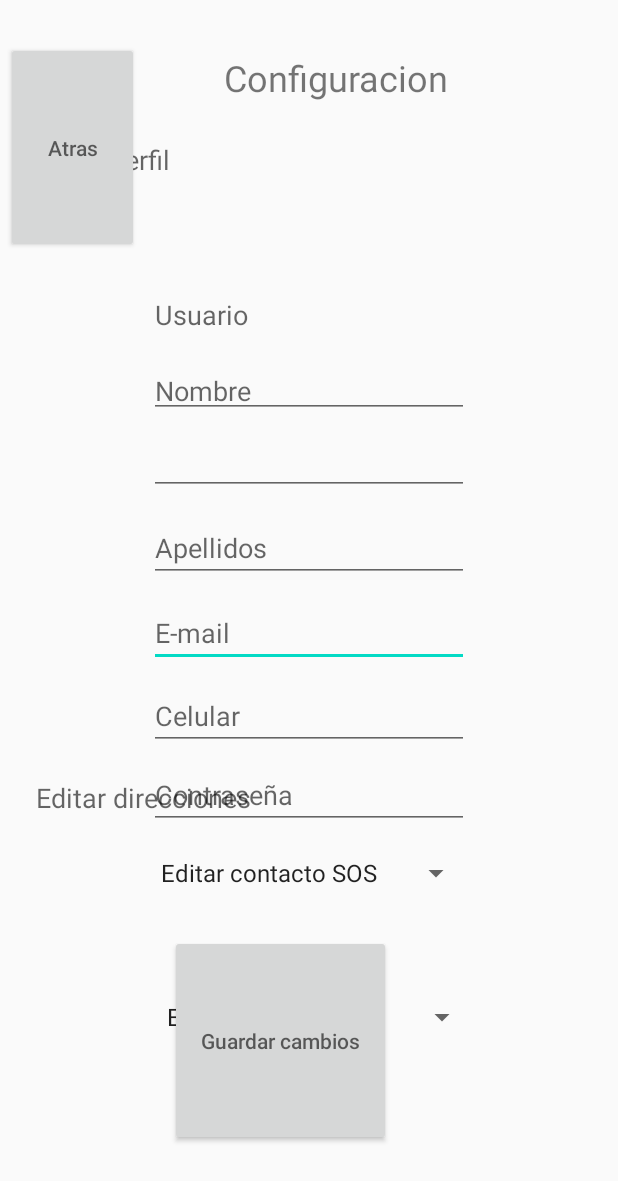
After one commit to estebancasas9817/SecureBike, an Android app: the Configuracion screen opened directly, with no data from a screen before it, on a phone screen of 412 x 824 dp. The commit adds this screen. Shown: the top 1181 px of the screen. Run offline under Robolectric (Android 15) with nearby library versions, the phone set to English and light mode, and no system bars.

Commit message:
Pantalla configuracion

```diff
--- a/app/src/main/AndroidManifest.xml
+++ b/app/src/main/AndroidManifest.xml
@@ -9,7 +9,8 @@
         android:roundIcon="@mipmap/ic_launcher_round"
         android:supportsRtl="true"
         android:theme="@style/AppTheme">
-        <activity android:name=".Home"></activity>
+        <activity android:name=".Configuracion"></activity>
+        <activity android:name=".Home" />
         <activity android:name=".Login" />
         <activity android:name=".Registro" />
         <activity android:name=".MainActivity">
--- /dev/null
+++ b/app/src/main/java/com/company/securebike/Configuracion.java
@@ -0,0 +1,14 @@
+package com.company.securebike;
+
+import androidx.appcompat.app.AppCompatActivity;
+
+import android.os.Bundle;
+
+public class Configuracion extends AppCompatActivity {
+
+    @Override
+    protected void onCreate(Bundle savedInstanceState) {
+        super.onCreate(savedInstanceState);
+        setContentView(R.layout.activity_configuracion);
+    }
+}
--- /dev/null
+++ b/app/src/main/res/layout/activity_configuracion.xml
@@ -0,0 +1,179 @@
+<?xml version="1.0" encoding="utf-8"?>
+<RelativeLayout xmlns:app="http://schemas.android.com/apk/res-auto"
+    android:layout_height="match_parent"
+    android:layout_width="match_parent"
+    xmlns:android="http://schemas.android.com/apk/res/android" >
+
+
+    <Spinner
+        android:id="@+id/spinner2"
+        android:layout_width="215dp"
+        android:layout_height="wrap_content"
+        android:layout_alignParentEnd="true"
+        android:layout_alignParentBottom="true"
+        android:layout_marginEnd="93dp"
+        android:layout_marginBottom="134dp"
+        android:entries="@array/Direcciones"/>
+
+    <TextView
+        android:id="@+id/textView3"
+        android:layout_width="179dp"
+        android:layout_height="wrap_content"
+        android:layout_alignParentStart="true"
+        android:layout_alignParentTop="true"
+        android:layout_alignParentEnd="true"
+        android:layout_alignParentBottom="true"
+        android:layout_marginStart="24dp"
+        android:layout_marginTop="519dp"
+        android:layout_marginEnd="208dp"
+        android:layout_marginBottom="177dp"
+        android:hint="@string/textView3"
+        android:textSize="18sp" />
+
+    <EditText
+        android:id="@+id/editText4"
+        android:layout_width="wrap_content"
+        android:layout_height="wrap_content"
+        android:layout_alignParentEnd="true"
+        android:layout_alignParentBottom="true"
+        android:layout_marginEnd="99dp"
+        android:layout_marginBottom="379dp"
+        android:ems="10"
+        android:inputType="textPersonName"
+        android:hint="@string/editText4" />
+
+    <EditText
+        android:id="@+id/editText5"
+        android:layout_width="wrap_content"
+        android:layout_height="wrap_content"
+        android:layout_alignParentEnd="true"
+        android:layout_alignParentBottom="true"
+        android:layout_marginEnd="99dp"
+        android:layout_marginBottom="324dp"
+        android:ems="10"
+        android:inputType="textPersonName"
+        android:hint="@string/editText5" />
+
+    <Button
+        android:id="@+id/button1"
+        android:layout_width="wrap_content"
+        android:layout_height="wrap_content"
+        android:layout_alignParentStart="true"
+        android:layout_alignParentTop="true"
+        android:layout_alignParentEnd="true"
+        android:layout_alignParentBottom="true"
+        android:layout_marginStart="4dp"
+        android:layout_marginTop="28dp"
+        android:layout_marginEnd="319dp"
+        android:layout_marginBottom="655dp"
+        android:hint="@string/button1" />
+
+    <Button
+        android:id="@+id/button2"
+        android:layout_width="147dp"
+        android:layout_height="wrap_content"
+        android:layout_alignParentStart="true"
+        android:layout_alignParentTop="true"
+        android:layout_alignParentEnd="true"
+        android:layout_alignParentBottom="true"
+        android:layout_marginStart="113dp"
+        android:layout_marginTop="623dp"
+        android:layout_marginEnd="151dp"
+        android:layout_marginBottom="60dp"
+        android:hint="@string/button2" />
+
+    <TextView
+        android:id="@+id/textView"
+        android:layout_width="173dp"
+        android:layout_height="39dp"
+        android:layout_alignParentStart="true"
+        android:layout_alignParentTop="true"
+        android:layout_alignParentEnd="true"
+        android:layout_marginStart="149dp"
+        android:layout_marginTop="35dp"
+        android:layout_marginEnd="89dp"
+        android:text="@string/textView"
+        android:textSize="24sp" />
+
+    <TextView
+        android:id="@+id/textView2"
+        android:layout_width="107dp"
+        android:layout_height="wrap_content"
+        android:layout_alignParentStart="true"
+        android:layout_alignParentTop="true"
+        android:layout_alignParentEnd="true"
+        android:layout_alignParentBottom="true"
+        android:layout_marginStart="22dp"
+        android:layout_marginTop="94dp"
+        android:layout_marginEnd="282dp"
+        android:layout_marginBottom="602dp"
+        android:hint="@string/textView2"
+        android:textSize="18sp" />
+
+    <EditText
+        android:id="@+id/editText"
+        android:layout_width="match_parent"
+        android:layout_height="wrap_content"
+        android:layout_alignParentStart="true"
+        android:layout_alignParentTop="true"
+        android:layout_alignParentEnd="true"
+        android:layout_alignParentBottom="true"
+        android:layout_marginStart="99dp"
+        android:layout_marginTop="141dp"
+        android:layout_marginEnd="99dp"
+        android:layout_marginBottom="545dp"
+        android:ems="10"
+        android:inputType="textPersonName"
+        android:hint="@string/editText" />
+
+    <EditText
+        android:id="@+id/editText2"
+        android:layout_width="wrap_content"
+        android:layout_height="wrap_content"
+        android:layout_alignParentStart="true"
+
+        android:layout_alignParentTop="true"
+        android:layout_alignParentEnd="true"
+        android:layout_alignParentBottom="true"
+        android:layout_marginStart="99dp"
+        android:layout_marginTop="192dp"
+        android:layout_marginEnd="99dp"
+        android:layout_marginBottom="494dp"
+        android:ems="10"
+        android:inputType="textPersonName"
+        android:hint="@string/editText2" />
+
+    <EditText
+        android:id="@+id/editText3"
+        android:layout_width="wrap_content"
+        android:layout_height="wrap_content"
+        android:layout_alignParentEnd="true"
+        android:layout_alignParentBottom="true"
+        android:layout_marginEnd="99dp"
+        android:layout_marginBottom="436dp"
+        android:ems="10"
+        android:inputType="textPersonName"
+        android:hint="@string/editText3" />
+
+    <EditText
+        android:id="@+id/editText6"
+        android:layout_width="wrap_content"
+        android:layout_height="wrap_content"
+        android:layout_alignParentEnd="true"
+        android:layout_alignParentBottom="true"
+        android:layout_marginEnd="99dp"
+        android:layout_marginBottom="271dp"
+        android:ems="10"
+        android:inputType="textPassword"
+        android:hint="@string/editText6"/>
+
+    <Spinner
+        android:id="@+id/spinner"
+        android:layout_width="215dp"
+        android:layout_height="wrap_content"
+        android:layout_alignParentEnd="true"
+        android:layout_alignParentBottom="true"
+        android:layout_marginEnd="97dp"
+        android:layout_marginBottom="230dp"
+        android:entries="@array/contactos"/>
+</RelativeLayout>
--- a/app/src/main/res/values/strings.xml
+++ b/app/src/main/res/values/strings.xml
@@ -1,3 +1,28 @@
 <resources>
     <string name="app_name">SecureBike</string>
+    <string name="button1">Atras</string>
+    <string name="button2">Guardar cambios</string>
+    <string name="textView">Configuracion</string>
+    <string name="textView2">Editar perfil</string>
+    <string name="textView3">Editar direcciones</string>
+    <string name="editText">Usuario</string>
+    <string name="editText2">Nombre</string>
+    <string name="editText3">Apellidos</string>
+    <string name="editText4">E-mail</string>
+    <string name="editText5">Celular</string>
+    <string name="editText6">Contraseña</string>
+    <string-array name="contactos">
+        <item>Editar contacto SOS</item>
+        <item>Alejandra Sandoval</item>
+        <item>Pedro Guerrero</item>
+        <item>Esteban Casas</item>
+        <item>Gabriel Forero</item>
+    </string-array>
+    <string-array name="Direcciones">
+        <item>Editar direccion</item>
+        <item>Casa</item>
+        <item>Universidad</item>
+        <item>Trabajo</item>
+    </string-array>
+
 </resources>
```
